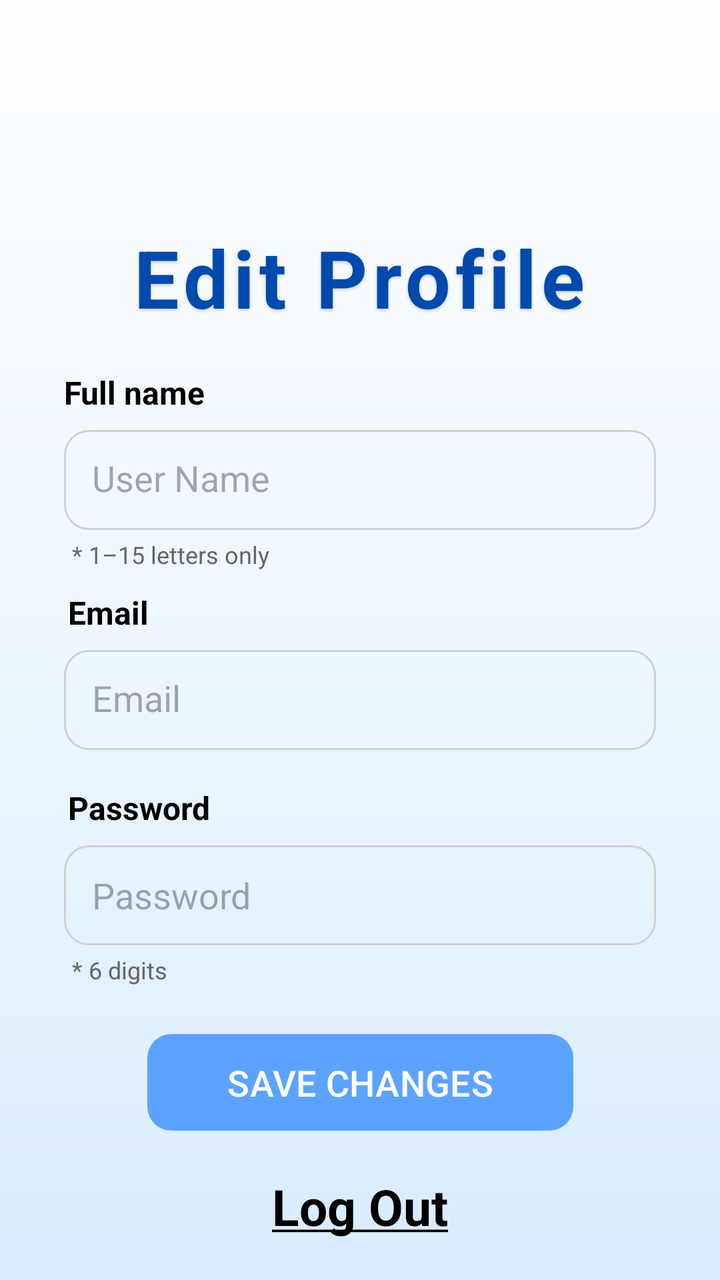
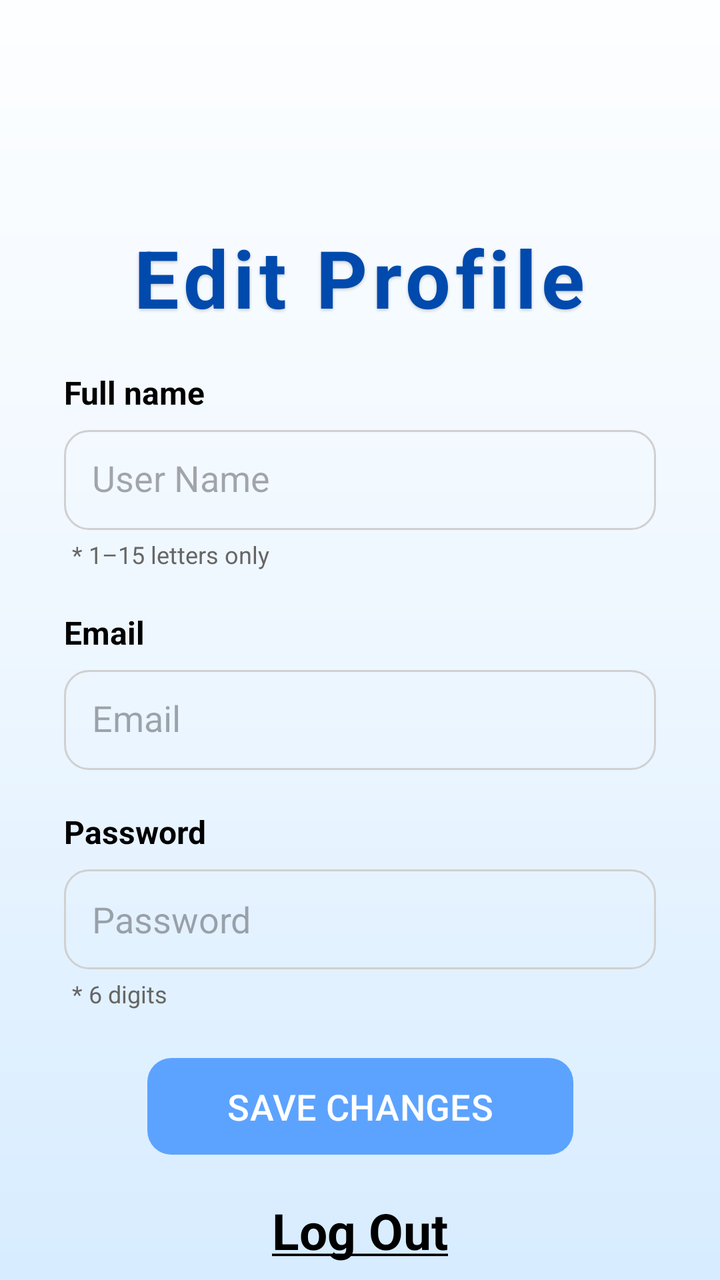

Two renders of the same Android screen: before a commit and after it. Below are the layout's source before the change and the commit's diff.
<!-- AndroidManifest.xml: application theme Theme.First_exercise -->
<!-- res/layout/activity_editprofile.xml -->
<?xml version="1.0" encoding="utf-8"?>
<androidx.constraintlayout.widget.ConstraintLayout
    xmlns:android="http://schemas.android.com/apk/res/android"
    xmlns:app="http://schemas.android.com/apk/res-auto"
    xmlns:tools="http://schemas.android.com/tools"
    android:layout_width="match_parent"
    android:layout_height="match_parent"
    android:background="@drawable/login_background">


    <TextView
        android:id="@+id/edit_profile_title"
        android:layout_width="wrap_content"
        android:layout_height="wrap_content"
        android:layout_marginTop="112dp"
        android:letterSpacing="0.06"
        android:shadowColor="@color/shadow_black"
        android:shadowDx="0"
        android:shadowDy="2"
        android:shadowRadius="4"
        android:text="Edit Profile"
        android:textColor="@color/blue"
        android:textSize="40sp"
        android:textStyle="bold"
        app:layout_constraintEnd_toEndOf="parent"
        app:layout_constraintHorizontal_bias="0.498"
        app:layout_constraintStart_toStartOf="parent"
        app:layout_constraintTop_toTopOf="parent" />

    <TextView
        android:id="@+id/username_text"
        android:layout_width="wrap_content"
        android:layout_height="wrap_content"
        android:layout_marginStart="32dp"
        android:layout_marginTop="20dp"
        android:text="Full name"
        android:textColor="@color/black"
        android:textSize="16sp"
        android:textStyle="bold"
        app:layout_constraintStart_toStartOf="parent"
        app:layout_constraintTop_toBottomOf="@id/edit_profile_title" />

    <EditText
        android:id="@+id/et_username"
        android:layout_width="0dp"
        android:layout_height="50dp"
        android:layout_marginTop="8dp"
        android:layout_marginStart="32dp"
        android:layout_marginEnd="32dp"
        android:background="@drawable/text_box"
        android:hint="User Name"
        android:imeOptions="actionNext"
        android:padding="14dp"
        android:singleLine="true"
        android:textColor="@color/black"
        android:inputType="textPersonName"
        app:layout_constraintTop_toBottomOf="@id/username_text"
        app:layout_constraintStart_toStartOf="parent"
        app:layout_constraintEnd_toEndOf="parent" />

    <TextView
        android:id="@+id/username_hint_text"
        android:layout_width="0dp"
        android:layout_height="wrap_content"
        android:layout_marginStart="36dp"
        android:layout_marginEnd="36dp"
        android:layout_marginTop="4dp"
        android:text="* 1–15 letters only"
        android:textSize="12sp"
        android:textColor="#666666"
        app:layout_constraintTop_toBottomOf="@id/et_username"
        app:layout_constraintStart_toStartOf="parent"
        app:layout_constraintEnd_toEndOf="parent"/>

    <TextView
        android:id="@+id/email_text"
        android:layout_width="wrap_content"
        android:layout_height="wrap_content"
        android:layout_marginTop="10dp"
        android:layout_marginStart="34dp"
        android:text="Email"
        android:textColor="@color/black"
        android:textSize="16sp"
        android:textStyle="bold"
        app:layout_constraintTop_toBottomOf="@id/username_hint_text"
        app:layout_constraintStart_toStartOf="parent" />

    <EditText
        android:id="@+id/et_email"
        android:layout_width="0dp"
        android:layout_height="50dp"
        android:layout_marginTop="8dp"
        android:layout_marginStart="32dp"
        android:layout_marginEnd="32dp"
        android:background="@drawable/text_box"
        android:hint="Email"
        android:imeOptions="actionNext"
        android:padding="14dp"
        android:singleLine="true"
        android:textColor="@color/black"
        android:inputType="textEmailAddress"
        app:layout_constraintTop_toBottomOf="@id/email_text"
        app:layout_constraintStart_toStartOf="parent"
        app:layout_constraintEnd_toEndOf="parent" />

    <TextView
        android:id="@+id/password_text"
        android:layout_width="wrap_content"
        android:layout_height="wrap_content"
        android:layout_marginTop="18dp"
        android:layout_marginStart="34dp"
        android:text="Password"
        android:textColor="@color/black"
        android:textSize="16sp"
        android:textStyle="bold"
        app:layout_constraintTop_toBottomOf="@id/et_email"
        app:layout_constraintStart_toStartOf="parent" />

    <EditText
        android:id="@+id/et_password"
        android:layout_width="0dp"
        android:layout_height="50dp"
        android:layout_marginTop="8dp"
        android:layout_marginStart="32dp"
        android:layout_marginEnd="32dp"
        android:background="@drawable/text_box"
        android:hint="Password"
        android:imeOptions="actionDone"
        android:inputType="numberPassword"
        android:maxLength="6"
        android:paddingStart="14dp"
        android:paddingEnd="20dp"
        android:singleLine="true"
        android:textColor="@color/black"
        app:layout_constraintTop_toBottomOf="@id/password_text"
        app:layout_constraintStart_toStartOf="parent"
        app:layout_constraintEnd_toEndOf="parent" />

    <TextView
        android:id="@+id/password_hint_text"
        android:layout_width="0dp"
        android:layout_height="wrap_content"
        android:layout_marginStart="36dp"
        android:layout_marginEnd="36dp"
        android:layout_marginTop="4dp"
        android:text="* 6 digits"
        android:textSize="12sp"
        android:textColor="#666666"
        app:layout_constraintTop_toBottomOf="@id/et_password"
        app:layout_constraintStart_toStartOf="parent"
        app:layout_constraintEnd_toEndOf="parent"/>


    <com.google.android.material.button.MaterialButton
        android:id="@+id/save_changes_btn"
        android:layout_width="wrap_content"
        android:layout_height="wrap_content"
        android:minHeight="48dp"
        android:layout_marginTop="20dp"
        android:paddingStart="40dp"
        android:paddingEnd="40dp"
        android:paddingTop="12dp"
        android:paddingBottom="12dp"
        app:backgroundTint="@color/lightBlue"
        android:elevation="6dp"
        android:text="SAVE CHANGES"
        android:textColor="@android:color/white"
        android:textSize="18sp"
        app:cornerRadius="12dp"
        app:layout_constraintEnd_toEndOf="parent"
        app:layout_constraintStart_toStartOf="parent"
        app:layout_constraintTop_toBottomOf="@id/password_hint_text" />


    <TextView
        android:id="@+id/logout_text"
        android:layout_width="wrap_content"
        android:layout_height="48dp"
        android:paddingStart="12dp"
        android:paddingEnd="12dp"
        android:gravity="center"
        android:layout_marginTop="10dp"
        android:layout_marginBottom="18dp"
        android:clickable="true"
        android:focusable="true"
        android:text="@string/logout"
        android:textColor="@color/black"
        android:textSize="25sp"
        android:textStyle="bold"
        app:layout_constraintStart_toStartOf="parent"
        app:layout_constraintEnd_toEndOf="parent"
        app:layout_constraintTop_toBottomOf="@id/save_changes_btn" />


</androidx.constraintlayout.widget.ConstraintLayout>
<!-- resources referenced by this layout -->
<resources>
  <color name="black">#FF000000</color>
  <color name="blue">#004aad</color>
  <color name="lightBlue">#5ca3ff</color>
  <color name="shadow_black">#33000000</color>
  <!-- drawable login_background (drawable) -->
  <?xml version="1.0" encoding="utf-8"?>
  <shape xmlns:android="http://schemas.android.com/apk/res/android">
      <gradient
          android:startColor="#FDFEFF"
      android:centerColor="#EEF7FF"
      android:endColor="#D7ECFF"
      android:angle="270" />
  </shape>
  <!-- drawable text_box (drawable) -->
  <?xml version="1.0" encoding="utf-8"?>
  <shape xmlns:android="http://schemas.android.com/apk/res/android">
  
      <solid android:color="@color/transparent" />
  
      <corners android:radius="12dp"/>
  
      <stroke
          android:width="1dp"
          android:color="@color/login_border_gray" />
  
  </shape>
  <string name="logout"><u>Log Out</u></string>
  <style name="Theme.First_exercise" parent="Base.Theme.First_exercise" />
  <color name="transparent">#00FFFFFF</color>
  <color name="login_border_gray">#D0D0D0</color>
  <style name="Base.Theme.First_exercise" parent="Theme.Material3.DayNight.NoActionBar">
          
          
      </style>
</resources>

<!-- the commit's change to res/layout/activity_editprofile.xml (unified diff, before → after) -->
@@ -2,7 +2,6 @@
 <androidx.constraintlayout.widget.ConstraintLayout
     xmlns:android="http://schemas.android.com/apk/res/android"
     xmlns:app="http://schemas.android.com/apk/res-auto"
-    xmlns:tools="http://schemas.android.com/tools"
     android:layout_width="match_parent"
     android:layout_height="match_parent"
     android:background="@drawable/login_background">
@@ -29,16 +28,16 @@
 
     <TextView
         android:id="@+id/username_text"
-        android:layout_width="wrap_content"
-        android:layout_height="wrap_content"
-        android:layout_marginStart="32dp"
-        android:layout_marginTop="20dp"
+        android:layout_width="0dp"
+        android:layout_height="wrap_content"
         android:text="Full name"
         android:textColor="@color/black"
         android:textSize="16sp"
         android:textStyle="bold"
-        app:layout_constraintStart_toStartOf="parent"
-        app:layout_constraintTop_toBottomOf="@id/edit_profile_title" />
+        android:layout_marginTop="20dp"
+        app:layout_constraintTop_toBottomOf="@id/edit_profile_title"
+        app:layout_constraintStart_toStartOf="@id/et_username"
+        app:layout_constraintEnd_toEndOf="@id/et_username" />
 
     <EditText
         android:id="@+id/et_username"
@@ -54,6 +53,8 @@
         android:singleLine="true"
         android:textColor="@color/black"
         android:inputType="textPersonName"
+        app:layout_constraintWidth_max="480dp"
+        app:layout_constraintHorizontal_bias="0.5"
         app:layout_constraintTop_toBottomOf="@id/username_text"
         app:layout_constraintStart_toStartOf="parent"
         app:layout_constraintEnd_toEndOf="parent" />
@@ -68,22 +69,24 @@
         android:text="* 1–15 letters only"
         android:textSize="12sp"
         android:textColor="#666666"
+        app:layout_constraintWidth_max="480dp"
+        app:layout_constraintHorizontal_bias="0.5"
         app:layout_constraintTop_toBottomOf="@id/et_username"
         app:layout_constraintStart_toStartOf="parent"
         app:layout_constraintEnd_toEndOf="parent"/>
 
     <TextView
         android:id="@+id/email_text"
-        android:layout_width="wrap_content"
-        android:layout_height="wrap_content"
-        android:layout_marginTop="10dp"
-        android:layout_marginStart="34dp"
+        android:layout_width="0dp"
+        android:layout_height="wrap_content"
         android:text="Email"
         android:textColor="@color/black"
         android:textSize="16sp"
         android:textStyle="bold"
+        android:layout_marginTop="20dp"
         app:layout_constraintTop_toBottomOf="@id/username_hint_text"
-        app:layout_constraintStart_toStartOf="parent" />
+        app:layout_constraintStart_toStartOf="@id/et_email"
+        app:layout_constraintEnd_toEndOf="@id/et_email"/>
 
     <EditText
         android:id="@+id/et_email"
@@ -99,22 +102,24 @@
         android:singleLine="true"
         android:textColor="@color/black"
         android:inputType="textEmailAddress"
+        app:layout_constraintWidth_max="480dp"
+        app:layout_constraintHorizontal_bias="0.5"
         app:layout_constraintTop_toBottomOf="@id/email_text"
         app:layout_constraintStart_toStartOf="parent"
         app:layout_constraintEnd_toEndOf="parent" />
 
     <TextView
         android:id="@+id/password_text"
-        android:layout_width="wrap_content"
-        android:layout_height="wrap_content"
-        android:layout_marginTop="18dp"
-        android:layout_marginStart="34dp"
+        android:layout_width="0dp"
+        android:layout_height="wrap_content"
         android:text="Password"
         android:textColor="@color/black"
         android:textSize="16sp"
         android:textStyle="bold"
+        android:layout_marginTop="20dp"
         app:layout_constraintTop_toBottomOf="@id/et_email"
-        app:layout_constraintStart_toStartOf="parent" />
+        app:layout_constraintStart_toStartOf="@id/et_password"
+        app:layout_constraintEnd_toEndOf="@id/et_password"/>
 
     <EditText
         android:id="@+id/et_password"
@@ -132,6 +137,8 @@
         android:paddingEnd="20dp"
         android:singleLine="true"
         android:textColor="@color/black"
+        app:layout_constraintWidth_max="480dp"
+        app:layout_constraintHorizontal_bias="0.5"
         app:layout_constraintTop_toBottomOf="@id/password_text"
         app:layout_constraintStart_toStartOf="parent"
         app:layout_constraintEnd_toEndOf="parent" />
@@ -146,6 +153,8 @@
         android:text="* 6 digits"
         android:textSize="12sp"
         android:textColor="#666666"
+        app:layout_constraintWidth_max="480dp"
+        app:layout_constraintHorizontal_bias="0.5"
         app:layout_constraintTop_toBottomOf="@id/et_password"
         app:layout_constraintStart_toStartOf="parent"
         app:layout_constraintEnd_toEndOf="parent"/>
